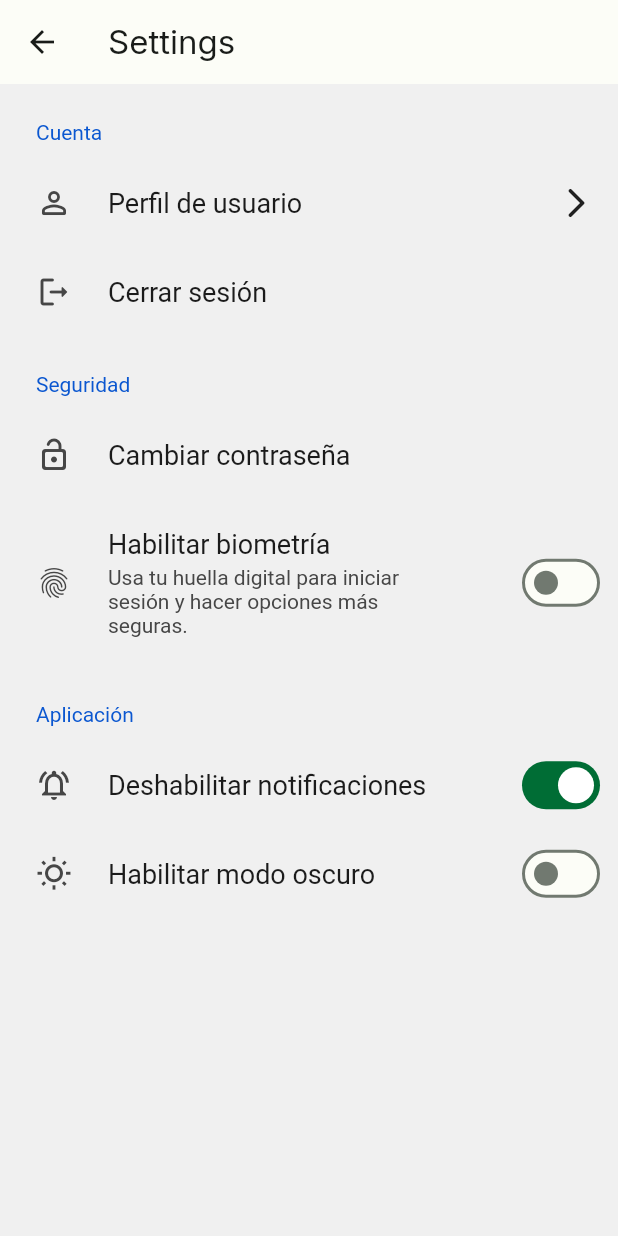
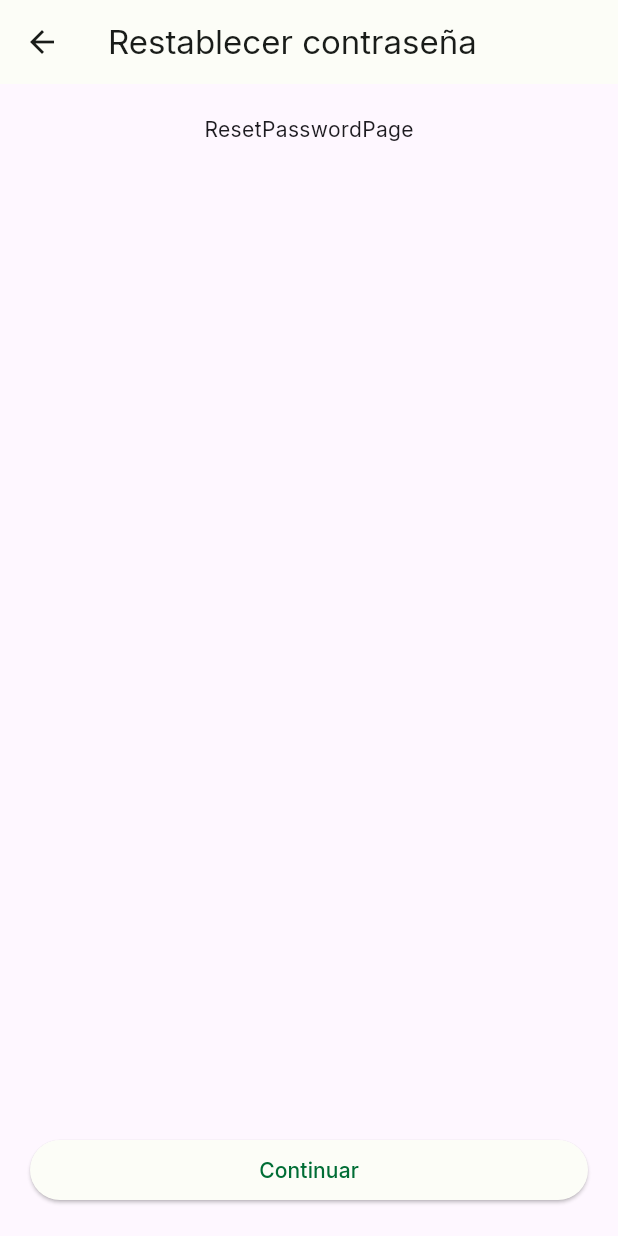
Before and after one commit to fjuribe14/caracas_ya, a Flutter app: the SettingsPage screen opened by its route, after a tap on "Cambiar contraseña", on a phone screen of 412 x 824 dp. Run offline on Flutter 3.47's test engine with Material 3 defaults, Android fonts, the phone set to English and light mode, and no system bars; drawn by our look-alikes of settings_ui; our stand-ins replace dio, firebase_core, firebase_messaging, flutter_dotenv, flutter_native_splash, flutter_secure_storage and 5 more; missing offline and left inert: app_settings, dart_jsonwebtoken; accounts and stored records are empty; generated files the repository leaves out were written again.

Commit message:
reset pass init

```diff
--- /dev/null
+++ b/lib/pages/auth/reset_password/page.dart
@@ -0,0 +1,30 @@
+import 'package:caracas_ya_app/routes/routes.dart';
+import 'package:flutter/material.dart';
+import 'package:get/get.dart';
+
+class ResetPasswordPage extends StatelessWidget {
+  const ResetPasswordPage({super.key});
+
+  @override
+  Widget build(BuildContext context) {
+    return Scaffold(
+      appBar: AppBar(title: const Text('Restablecer contraseña')),
+      body: Container(
+          padding: const EdgeInsets.all(20.0),
+          child: Column(children: [
+            const Text('ResetPasswordPage'),
+            const Spacer(),
+            Row(
+              children: [
+                Expanded(
+                    flex: 1,
+                    child: ElevatedButton(
+                        onPressed: () =>
+                            Get.toNamed(Routes.resetActivationCode),
+                        child: const Text('Continuar')))
+              ],
+            ),
+          ])),
+    );
+  }
+}
--- a/lib/pages/pages.dart
+++ b/lib/pages/pages.dart
@@ -1,3 +1,7 @@
-export 'auth/login/page.dart';
 export 'home/page.dart';
 export 'settings/page.dart';
+
+// Auth
+export 'auth/login/page.dart';
+export 'auth/reset_password/page.dart';
+export 'auth/reset_activation_code/page.dart';
--- a/lib/pages/settings/page.dart
+++ b/lib/pages/settings/page.dart
@@ -1,4 +1,5 @@
 import 'package:caracas_ya_app/pages/settings/settings_controller.dart';
+import 'package:caracas_ya_app/routes/routes.dart';
 import 'package:flutter/material.dart';
 import 'package:get/get.dart';
 import 'package:settings_ui/settings_ui.dart';
@@ -9,6 +10,7 @@ class SettingsPage extends StatelessWidget {
   @override
   Widget build(BuildContext context) {
     return Scaffold(
+      backgroundColor: Get.theme.colorScheme.onSurface,
       appBar: AppBar(
         title: const Text('Settings'),
       ),
@@ -46,7 +48,7 @@ class SettingsPage extends StatelessWidget {
                         leading: const Icon(Icons.lock_open_rounded),
                         title: const Text('Cambiar contraseña'),
                         onPressed: (context) {
-                          // Get.toNamed(Routes.security);
+                          Get.toNamed(Routes.resetPassword);
                         },
                       ),
                       SettingsTile.switchTile(
--- a/lib/routes/routes.dart
+++ b/lib/routes/routes.dart
@@ -4,13 +4,22 @@ import 'package:caracas_ya_app/pages/pages.dart';
 
 class Routes {
   static const String splash = '/';
+  // Auth
+  static const String login = '/login';
+  static const String resetPassword = '/resetPassword';
+  static const String resetActivationCode = '/resetActivationCode';
+  // Home
   static const String home = '/home';
-  static const String login = '/login';
   static const String settings = '/settings';
 
   static List<GetPage<dynamic>>? pages = [
+    // Auth
+    GetPage(name: login, page: () => const LoginPage()),
+    GetPage(name: resetPassword, page: () => const ResetPasswordPage()),
+    GetPage(
+        name: resetActivationCode, page: () => const ResetActivationCodePage()),
+    // Home
     GetPage(name: home, page: () => const HomePage()),
-    GetPage(name: login, page: () => const LoginPage()),
     GetPage(name: settings, page: () => const SettingsPage()),
   ];
 }
--- a/pubspec.yaml
+++ b/pubspec.yaml
@@ -53,6 +53,7 @@ dependencies:
   otp: ^3.1.4
   path_provider: ^2.1.2
   permission_handler: ^11.3.0
+  pin_code_fields: ^8.0.1
   settings_ui: ^2.0.2
 
 dev_dependencies:
```
Also changed, not shown: lib/pages/auth/reset_activation_code/page.dart (added, +62 -0 lines), pubspec.lock.
